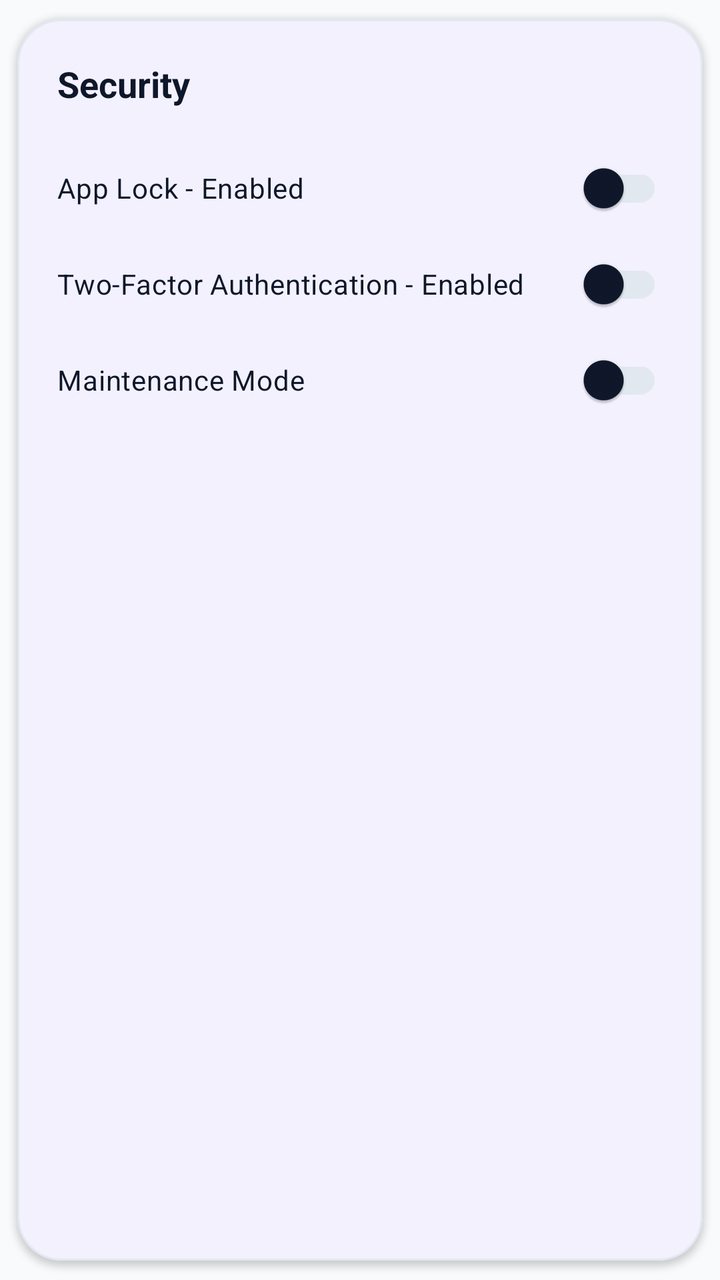
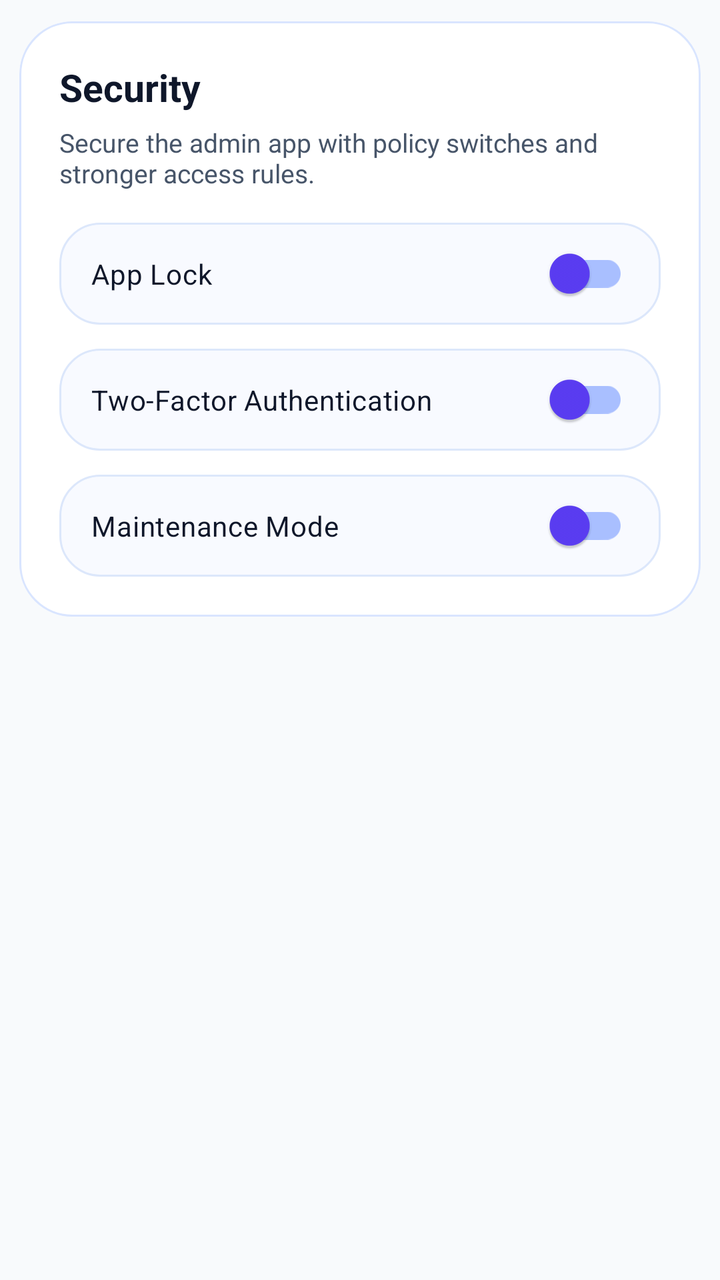

Screens rendered from an Android XML layout before and after an edit, with the pre-edit source and the edit as a unified diff.
<!-- AndroidManifest.xml: application theme Theme.VirtualLabAdmin -->
<!-- res/layout/item_settings_security.xml -->
<?xml version="1.0" encoding="utf-8"?>
<com.google.android.material.card.MaterialCardView xmlns:android="http://schemas.android.com/apk/res/android"
    style="@style/Widget.VirtualLab.Card"
    android:layout_width="match_parent"
    android:layout_height="wrap_content"
    android:layout_marginTop="@dimen/space_md">
    <LinearLayout android:layout_width="match_parent" android:layout_height="wrap_content" android:orientation="vertical" android:padding="@dimen/space_lg">
        <TextView android:layout_width="wrap_content" android:layout_height="wrap_content" android:text="Security" android:textColor="@color/text_primary" android:textSize="18sp" android:textStyle="bold" />
        <com.google.android.material.switchmaterial.SwitchMaterial android:id="@+id/appLockSwitch" android:layout_width="match_parent" android:layout_height="wrap_content" android:layout_marginTop="@dimen/space_md" android:text="App Lock - Enabled" android:textColor="@color/text_primary" />
        <com.google.android.material.switchmaterial.SwitchMaterial android:id="@+id/admin2faSwitch" android:layout_width="match_parent" android:layout_height="wrap_content" android:text="Two-Factor Authentication - Enabled" android:textColor="@color/text_primary" />
        <com.google.android.material.switchmaterial.SwitchMaterial android:id="@+id/maintenanceSwitch" android:layout_width="match_parent" android:layout_height="wrap_content" android:text="Maintenance Mode" android:textColor="@color/text_primary" />
    </LinearLayout>
</com.google.android.material.card.MaterialCardView>
<!-- resources referenced by this layout -->
<resources>
  <color name="text_primary">#0F172A</color>
  <dimen name="space_lg">20dp</dimen>
  <dimen name="space_md">16dp</dimen>
  <style name="Widget.VirtualLab.Card" parent="Widget.Material3.CardView.Outlined">
          <item name="cardBackgroundColor">@color/bg_surface</item>
          <item name="strokeColor">@color/stroke</item>
          <item name="strokeWidth">1dp</item>
          <item name="cardCornerRadius">@dimen/radius_lg</item>
          <item name="cardElevation">2dp</item>
          <item name="cardUseCompatPadding">true</item>
      </style>
  <color name="bg_surface">#FFFFFF</color>
  <color name="stroke">#E2E8F0</color>
  <dimen name="radius_lg">22dp</dimen>
  <color name="brand">#4F46E5</color>
  <color name="bg_dark">#F8FAFC</color>
  <color name="text_muted">#475569</color>
  <style name="Widget.VirtualLab.Button" parent="Widget.Material3.Button">
          <item name="android:textAllCaps">false</item>
          <item name="android:insetLeft">0dp</item>
          <item name="android:insetRight">0dp</item>
          <item name="android:insetTop">0dp</item>
          <item name="android:insetBottom">0dp</item>
          <item name="android:minHeight">@dimen/btn_h</item>
          <item name="cornerRadius">@dimen/radius_lg</item>
          <item name="android:letterSpacing">0</item>
          <item name="elevation">0dp</item>
      </style>
  <style name="Widget.VirtualLab.TextInputLayout.Outlined" parent="Widget.Material3.TextInputLayout.OutlinedBox">
          <item name="boxStrokeColor">@color/stroke</item>
          <item name="hintTextColor">@color/text_muted</item>
          <item name="boxStrokeWidth">1dp</item>
          <item name="boxStrokeWidthFocused">2dp</item>
          <item name="boxCornerRadiusTopStart">@dimen/radius_lg</item>
          <item name="boxCornerRadiusTopEnd">@dimen/radius_lg</item>
          <item name="boxCornerRadiusBottomStart">@dimen/radius_lg</item>
          <item name="boxCornerRadiusBottomEnd">@dimen/radius_lg</item>
          <item name="boxBackgroundColor">@android:color/white</item>
      </style>
  <dimen name="btn_h">54dp</dimen>
  <!-- unchanged entries left out for length: 1 -->
</resources>

<!-- the commit's change to res/layout/item_settings_security.xml (unified diff, before → after) -->
@@ -1,13 +1,71 @@
 <?xml version="1.0" encoding="utf-8"?>
 <com.google.android.material.card.MaterialCardView xmlns:android="http://schemas.android.com/apk/res/android"
-    style="@style/Widget.VirtualLab.Card"
+    xmlns:app="http://schemas.android.com/apk/res-auto"
     android:layout_width="match_parent"
     android:layout_height="wrap_content"
-    android:layout_marginTop="@dimen/space_md">
-    <LinearLayout android:layout_width="match_parent" android:layout_height="wrap_content" android:orientation="vertical" android:padding="@dimen/space_lg">
-        <TextView android:layout_width="wrap_content" android:layout_height="wrap_content" android:text="Security" android:textColor="@color/text_primary" android:textSize="18sp" android:textStyle="bold" />
-        <com.google.android.material.switchmaterial.SwitchMaterial android:id="@+id/appLockSwitch" android:layout_width="match_parent" android:layout_height="wrap_content" android:layout_marginTop="@dimen/space_md" android:text="App Lock - Enabled" android:textColor="@color/text_primary" />
-        <com.google.android.material.switchmaterial.SwitchMaterial android:id="@+id/admin2faSwitch" android:layout_width="match_parent" android:layout_height="wrap_content" android:text="Two-Factor Authentication - Enabled" android:textColor="@color/text_primary" />
-        <com.google.android.material.switchmaterial.SwitchMaterial android:id="@+id/maintenanceSwitch" android:layout_width="match_parent" android:layout_height="wrap_content" android:text="Maintenance Mode" android:textColor="@color/text_primary" />
+    android:layout_marginTop="@dimen/space_md"
+    app:cardBackgroundColor="@android:color/transparent"
+    app:cardCornerRadius="26dp"
+    app:cardElevation="0dp"
+    app:strokeColor="@android:color/transparent">
+
+    <LinearLayout
+        android:layout_width="match_parent"
+        android:layout_height="wrap_content"
+        android:background="@drawable/bg_settings_glass_card"
+        android:orientation="vertical"
+        android:padding="20dp">
+
+        <TextView
+            android:layout_width="wrap_content"
+            android:layout_height="wrap_content"
+            android:text="Security"
+            android:textColor="@color/text_primary"
+            android:textSize="19sp"
+            android:textStyle="bold" />
+
+        <TextView
+            android:layout_width="match_parent"
+            android:layout_height="wrap_content"
+            android:layout_marginTop="6dp"
+            android:text="Secure the admin app with policy switches and stronger access rules."
+            android:textColor="@color/text_muted"
+            android:textSize="13sp" />
+
+        <com.google.android.material.switchmaterial.SwitchMaterial
+            android:id="@+id/appLockSwitch"
+            android:layout_width="match_parent"
+            android:layout_height="wrap_content"
+            android:layout_marginTop="16dp"
+            android:background="@drawable/bg_settings_row"
+            android:padding="16dp"
+            android:text="App Lock"
+            android:textColor="@color/text_primary"
+            app:thumbTint="@color/settings_switch_thumb"
+            app:trackTint="@color/settings_switch_track" />
+
+        <com.google.android.material.switchmaterial.SwitchMaterial
+            android:id="@+id/admin2faSwitch"
+            android:layout_width="match_parent"
+            android:layout_height="wrap_content"
+            android:layout_marginTop="12dp"
+            android:background="@drawable/bg_settings_row"
+            android:padding="16dp"
+            android:text="Two-Factor Authentication"
+            android:textColor="@color/text_primary"
+            app:thumbTint="@color/settings_switch_thumb"
+            app:trackTint="@color/settings_switch_track" />
+
+        <com.google.android.material.switchmaterial.SwitchMaterial
+            android:id="@+id/maintenanceSwitch"
+            android:layout_width="match_parent"
+            android:layout_height="wrap_content"
+            android:layout_marginTop="12dp"
+            android:background="@drawable/bg_settings_row"
+            android:padding="16dp"
+            android:text="Maintenance Mode"
+            android:textColor="@color/text_primary"
+            app:thumbTint="@color/settings_switch_thumb"
+            app:trackTint="@color/settings_switch_track" />
     </LinearLayout>
 </com.google.android.material.card.MaterialCardView>
<!-- resource entries referenced after the edit -->
@@ -1,8 +1,27 @@
 <!-- resources referenced by this layout -->
 <resources>
+  <color name="settings_switch_thumb">#5B3DF5</color>
+  <color name="settings_switch_track">#A9BFFF</color>
   <color name="text_primary">#0F172A</color>
-  <dimen name="space_lg">20dp</dimen>
   <dimen name="space_md">16dp</dimen>
+  <!-- drawable bg_settings_glass_card (drawable) -->
+  <?xml version="1.0" encoding="utf-8"?>
+  <shape xmlns:android="http://schemas.android.com/apk/res/android">
+      <solid android:color="#F9FFFFFF" />
+      <stroke
+          android:width="1dp"
+          android:color="#D9E5FF" />
+      <corners android:radius="26dp" />
+  </shape>
+  <!-- drawable bg_settings_row (drawable) -->
+  <?xml version="1.0" encoding="utf-8"?>
+  <shape xmlns:android="http://schemas.android.com/apk/res/android">
+      <solid android:color="#F8FAFF" />
+      <stroke
+          android:width="1dp"
+          android:color="#DCE7FB" />
+      <corners android:radius="20dp" />
+  </shape>
   <style name="Widget.VirtualLab.Card" parent="Widget.Material3.CardView.Outlined">
           <item name="cardBackgroundColor">@color/bg_surface</item>
           <item name="strokeColor">@color/stroke</item>
